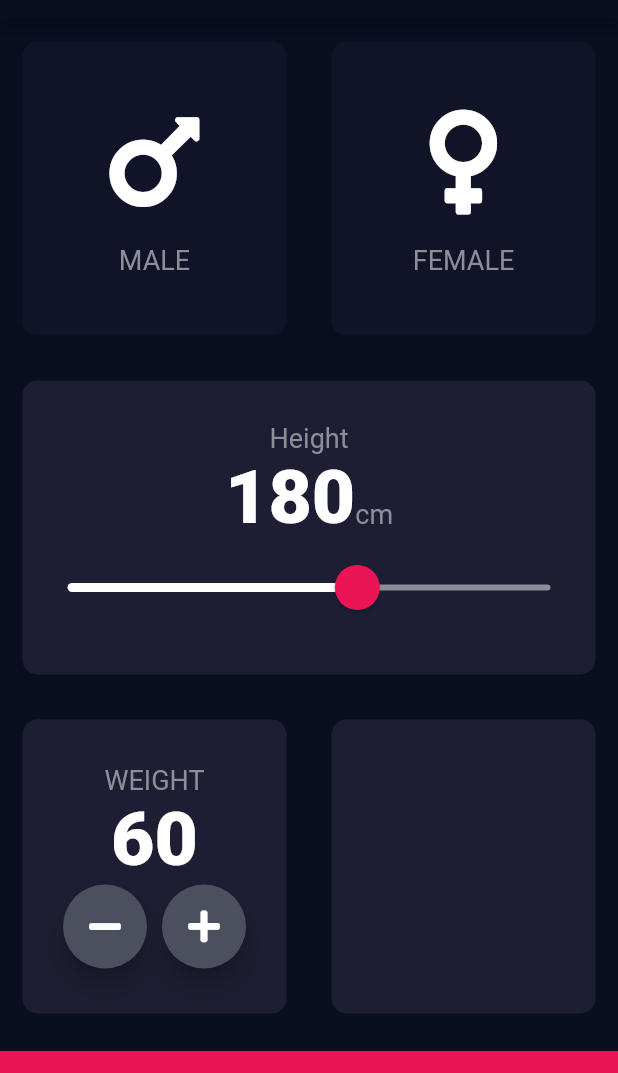
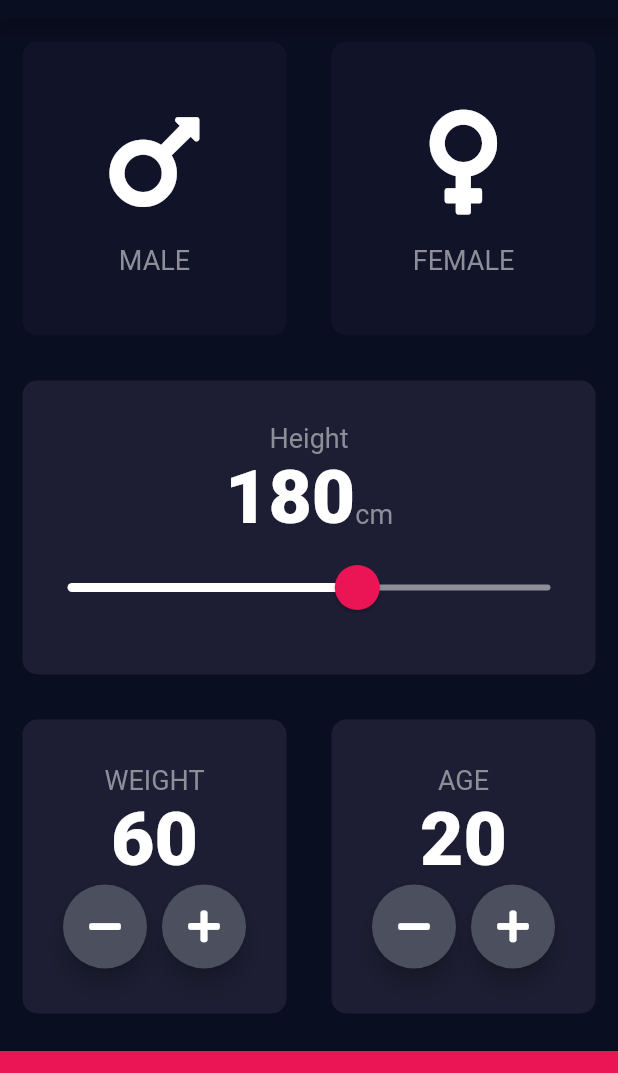
Before and after one commit to misaki-kawaguchi/BMI-Calculator, a Flutter app: the screen it shows after launch, on a phone screen of 412 x 824 dp, the part 65-1138 px from its top. Run offline on Flutter 3.47's test engine with Material 2 defaults, Android fonts, the phone set to English and light mode, and no system bars; our stand-ins replace font_awesome_flutter.

Commit message:
AGEのUI作成

```diff
--- a/lib/input_page.dart
+++ b/lib/input_page.dart
@@ -16,6 +16,7 @@ class _InputPageState extends State<InputPage> {
 
   int height = 180;
   int weight = 60;
+  int age = 20;
 
   @override
   Widget build(BuildContext context) {
@@ -165,6 +166,43 @@ class _InputPageState extends State<InputPage> {
                 Expanded(
                   child: ReusableCard(
                     colour: kActiveCardColour,
+                    cardChild: Column(
+                      mainAxisAlignment: MainAxisAlignment.center,
+                      children: <Widget>[
+                        Text(
+                          'AGE',
+                          style: kLabelTextStyle,
+                        ),
+                        Text(
+                          age.toString(),
+                          style: kNumberTextStyle,
+                        ),
+                        Row(
+                          mainAxisAlignment: MainAxisAlignment.center,
+                          children: <Widget>[
+                            RoundIconButton(
+                              icon: FontAwesomeIcons.minus,
+                              onPressed: () {
+                                setState(() {
+                                  age--;
+                                });
+                              }
+                            ),
+                            SizedBox(
+                              width: 10.0,
+                            ),
+                            RoundIconButton(
+                                icon: FontAwesomeIcons.plus,
+                                onPressed: () {
+                                  setState(() {
+                                    age++;
+                                  });
+                                }
+                            ),
+                          ],
+                        )
+                      ],
+                    ),
                   ),
                 ),
               ],
```
